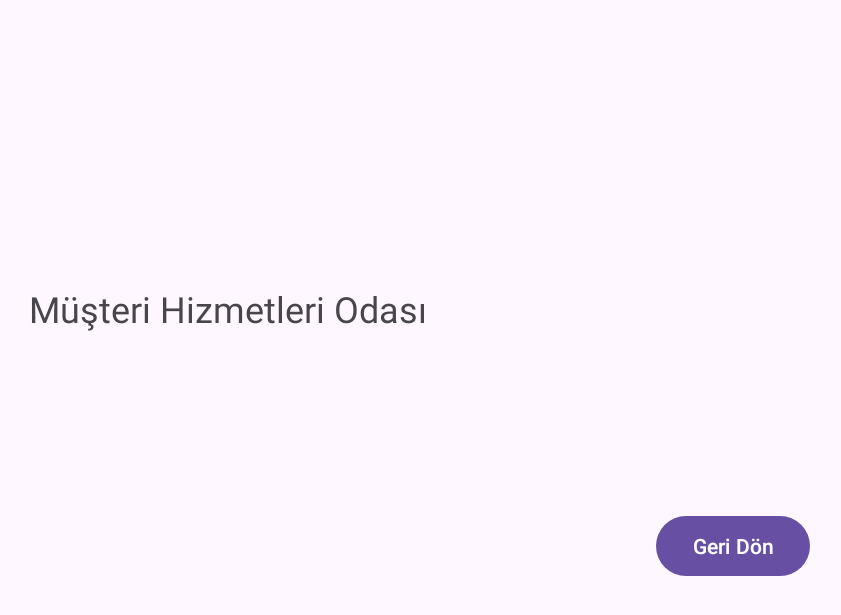
After one commit to EsatAlpaslan/Java-kargo-oyun, an Android app: the CustomerServiceFragment screen opened through its navigation route, on a phone screen of 824 x 412 dp (held sideways). The commit adds this screen. Shown: the top 615 px of the screen, without its empty margins (390-1231 px from the left). Run offline under Robolectric (Android 15) with nearby library versions, the phone set to English and light mode, and no system bars.

Commit message:
yeni odalar eklendi

```diff
--- /dev/null
+++ b/app/src/main/java/com/example/kargocuillegal/CustomerServiceFragment.java
@@ -0,0 +1,37 @@
+package com.example.kargocuillegal;
+
+import android.os.Bundle;
+import android.view.LayoutInflater;
+import android.view.View;
+import android.view.ViewGroup;
+import android.widget.Button;
+
+import androidx.annotation.NonNull;
+import androidx.annotation.Nullable;
+import androidx.fragment.app.Fragment;
+import androidx.navigation.fragment.NavHostFragment;
+
+public class CustomerServiceFragment extends Fragment {
+
+    public CustomerServiceFragment() {
+        // Boş kurucu
+    }
+
+    @Override
+    public View onCreateView(LayoutInflater inflater, ViewGroup container,
+                             Bundle savedInstanceState) {
+        // XML dosyasını bağla
+        return inflater.inflate(R.layout.fragment_customer_service, container, false);
+    }
+
+    @Override
+    public void onViewCreated(@NonNull View view, @Nullable Bundle savedInstanceState) {
+        super.onViewCreated(view, savedInstanceState);
+
+        Button backButton = view.findViewById(R.id.btnBackToRoomSelection);
+        backButton.setOnClickListener(v -> {
+            NavHostFragment.findNavController(this)
+                    .navigate(R.id.roomSelectionFragment);
+        });
+    }
+}
--- /dev/null
+++ b/app/src/main/res/layout/fragment_customer_service.xml
@@ -0,0 +1,24 @@
+<?xml version="1.0" encoding="utf-8"?>
+<FrameLayout xmlns:android="http://schemas.android.com/apk/res/android"
+    xmlns:tools="http://schemas.android.com/tools"
+    android:layout_width="match_parent"
+    android:layout_height="match_parent"
+    tools:context=".CustomerServiceFragment">
+
+    <!-- Oda içeriğini gösterecek örnek yazı -->
+    <TextView
+        android:layout_width="wrap_content"
+        android:layout_height="wrap_content"
+        android:text="Müşteri Hizmetleri Odası"
+        android:textSize="24sp"
+        android:layout_gravity="center" />
+
+    <!-- Sağ altta geri dönüş butonu -->
+    <Button
+        android:id="@+id/btnBackToRoomSelection"
+        android:layout_width="wrap_content"
+        android:layout_height="wrap_content"
+        android:text="Geri Dön"
+        android:layout_gravity="bottom|end"
+        android:layout_margin="24dp" />
+</FrameLayout>
--- a/app/src/main/res/navigation/nav_graph.xml
+++ b/app/src/main/res/navigation/nav_graph.xml
@@ -4,11 +4,13 @@
     xmlns:tools="http://schemas.android.com/tools"
     android:id="@+id/nav_graph.xml"
     app:startDestination="@id/introFragment">
+
+    <!-- Intro Fragment -->
     <fragment
         android:id="@+id/introFragment"
         android:name="com.example.kargocuillegal.IntroFragment"
         android:label="fragment_intro"
-        tools:layout="@layout/fragment_intro" >
+        tools:layout="@layout/fragment_intro">
         <action
             android:id="@+id/action_introFragment_to_roomSelectionFragment"
             app:destination="@id/roomSelectionFragment"
@@ -16,14 +18,15 @@
             app:exitAnim="@anim/fade_out"
             app:popEnterAnim="@anim/fade_in"
             app:popExitAnim="@anim/fade_out" />
-
     </fragment>
 
+    <!-- Room Selection Fragment -->
     <fragment
         android:id="@+id/roomSelectionFragment"
         android:name="com.example.kargocuillegal.RoomSelectionFragment"
         android:label="fragment_room_selection"
-        tools:layout="@layout/fragment_room_selection" >
+        tools:layout="@layout/fragment_room_selection">
+
         <action
             android:id="@+id/action_roomSelectionFragment_to_mainRoomFragment"
             app:destination="@id/mainRoomFragment"
@@ -32,12 +35,42 @@
             app:popEnterAnim="@anim/slide_in_left"
             app:popExitAnim="@anim/slide_out_right" />
 
+        <action
+            android:id="@+id/action_roomSelectionFragment_to_customerServiceFragment"
+            app:destination="@id/customerServiceFragment"
+            app:enterAnim="@anim/slide_in_right"
+            app:exitAnim="@anim/slide_out_left"
+            app:popEnterAnim="@anim/slide_in_left"
+            app:popExitAnim="@anim/slide_out_right" />
+
+        <action
+            android:id="@+id/action_roomSelectionFragment_to_cargoRoomFragment"
+            app:destination="@id/cargoRoomFragment"
+            app:enterAnim="@anim/slide_in_right"
+            app:exitAnim="@anim/slide_out_left"
+            app:popEnterAnim="@anim/slide_in_left"
+            app:popExitAnim="@anim/slide_out_right" />
     </fragment>
+
+    <!-- Main Room Fragment -->
     <fragment
         android:id="@+id/mainRoomFragment"
         android:name="com.example.kargocuillegal.MainRoomFragment"
         android:label="fragment_main_room"
         tools:layout="@layout/fragment_main_room" />
 
+    <!-- Müşteri Hizmetleri Fragment -->
+    <fragment
+        android:id="@+id/customerServiceFragment"
+        android:name="com.example.kargocuillegal.CustomerServiceFragment"
+        android:label="fragment_customer_service"
+        tools:layout="@layout/fragment_customer_service" />
+
+    <!-- Kargo/Dağıtım Fragment -->
+    <fragment
+        android:id="@+id/cargoRoomFragment"
+        android:name="com.example.kargocuillegal.CargoRoomFragment"
+        android:label="fragment_cargo_room"
+        tools:layout="@layout/fragment_cargo_room" />
 
 </navigation>
```
Also changed, not shown: app/src/main/java/com/example/kargocuillegal/CargoRoomFragment.java (added, +36 -0 lines), app/src/main/java/com/example/kargocuillegal/RoomSelectionFragment.java (+18 -2 lines), app/src/main/res/layout/fragment_cargo_room.xml (added, +24 -0 lines), app/src/main/res/layout/fragment_room_selection.xml (+24 -17 lines).
